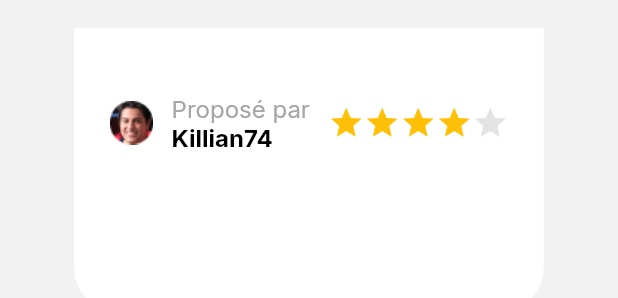
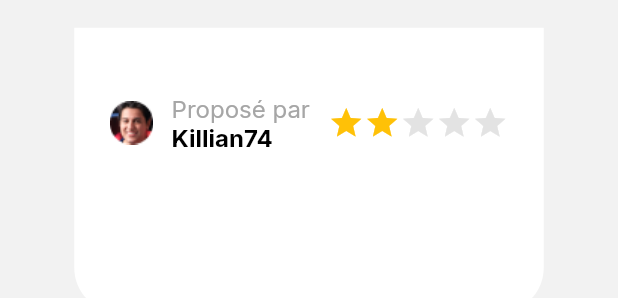
Before and after one commit to luca328/yapasdsou, a Flutter app: the AddPlanDescView widget shown alone on an empty page, opened directly, after a tap on "SUIVANT", after a tap on "AJOUTER CE BON PLAN", on a phone screen of 412 x 824 dp. Shown: the part 373-671 px from the top of the screen. Run offline on Flutter 3.47's test engine with Material 2 defaults, Android fonts, the phone set to English and light mode, and no system bars; our stand-ins replace carousel_indicator.

Commit message:
modifications simple icon button

```diff
--- a/yapadsou/lib/views/addplan_desc.dart
+++ b/yapadsou/lib/views/addplan_desc.dart
@@ -55,7 +55,7 @@ class _AddPlanDescViewState extends State<AddPlanDescView> {
                   nbLines: 4,
                   validate: false,
                   controller: descriptionController,
-                  inputKey: "titre",
+                  inputKey: "description",
                   inputText: "Abonnement 1 an Basic-Fit",
                   obscured: false,
                   passwordController: TextEditingController(text: ""),
@@ -71,7 +71,7 @@ class _AddPlanDescViewState extends State<AddPlanDescView> {
                 Inputs(
                   validate: false,
                   controller: lienController,
-                  inputKey: "titre",
+                  inputKey: "lien",
                   inputText: "Abonnement 1 an Basic-Fit",
                   obscured: false,
                   passwordController: TextEditingController(text: ""),
@@ -92,7 +92,7 @@ class _AddPlanDescViewState extends State<AddPlanDescView> {
             const SizedBox(height: 30,),
             Text("PHOTO DU BON PLAN", style: CustomTextStyles.subtitle(color: Colors.black),),
             const SizedBox(height: 30),
-            SimpleIconButton(width: 200, height: 200, iconSize: 80, icon: Icons.add, color: CustomColors.blue, borderRadius: BorderRadius.circular(30.0),),
+            SimpleIconButton(width: 200, height: 200, iconSize: 80, icon: Icons.add, color: CustomColors.blue, borderRadius: BorderRadius.circular(30.0), pressed: () => {},),
             const Spacer(),
             SimpleButton(
               text: "AJOUTER CE BON PLAN",
@@ -100,7 +100,7 @@ class _AddPlanDescViewState extends State<AddPlanDescView> {
               titre: titreController.text,
               description: descriptionController.text,
               lien: lienController.text,
-              rating: 4,
+              rating: 2,
               )))},
               color: CustomColors.blue
             ),
--- a/yapadsou/lib/widgets/simple_icon_button.dart
+++ b/yapadsou/lib/widgets/simple_icon_button.dart
@@ -6,6 +6,8 @@ class SimpleIconButton extends StatelessWidget {
   final double width;
   final double height;
   final Color color;
+  final Color iconColor;
+  final void Function() pressed;
   final double iconSize;
   final BorderRadius? borderRadius;
 
@@ -14,6 +16,8 @@ class SimpleIconButton extends StatelessWidget {
     required this.height,
     required this.icon,
     required this.iconSize,
+    required this.pressed,
+    this.iconColor = Colors.white,
     this.color = CustomColors.blue,
     this.borderRadius,
     super.key,
@@ -31,7 +35,7 @@ class SimpleIconButton extends StatelessWidget {
         child: Center(
           child: Icon(
             icon,
-            color: Colors.white,
+            color: iconColor,
             size: iconSize,
           ),
         ));
```
